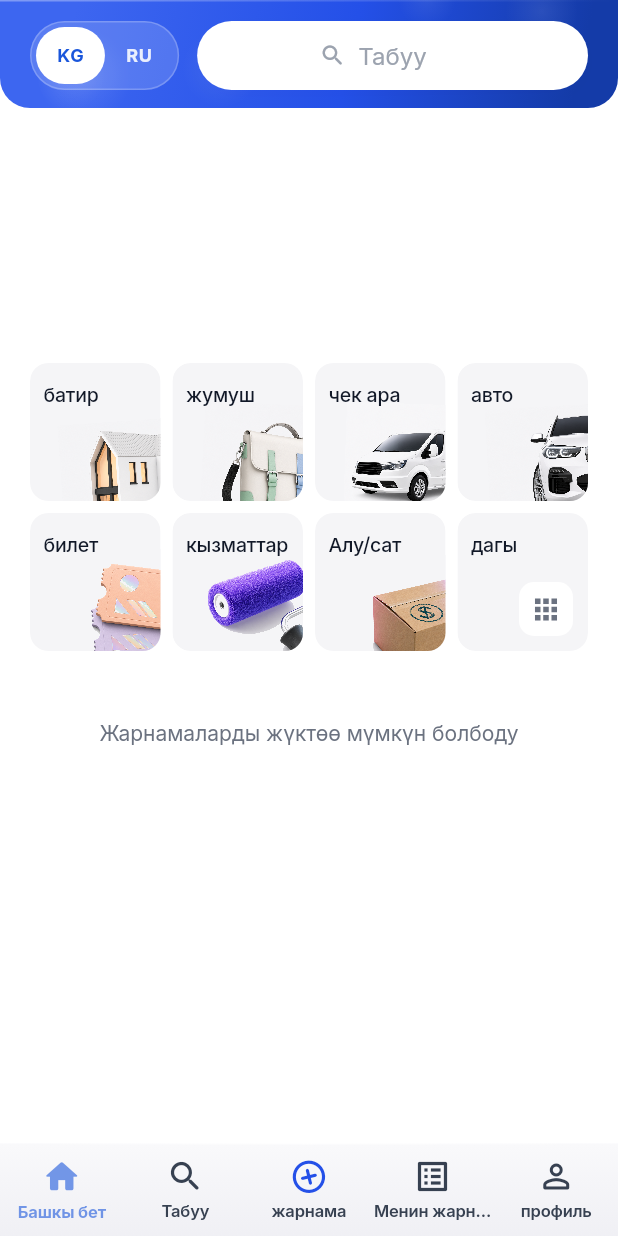
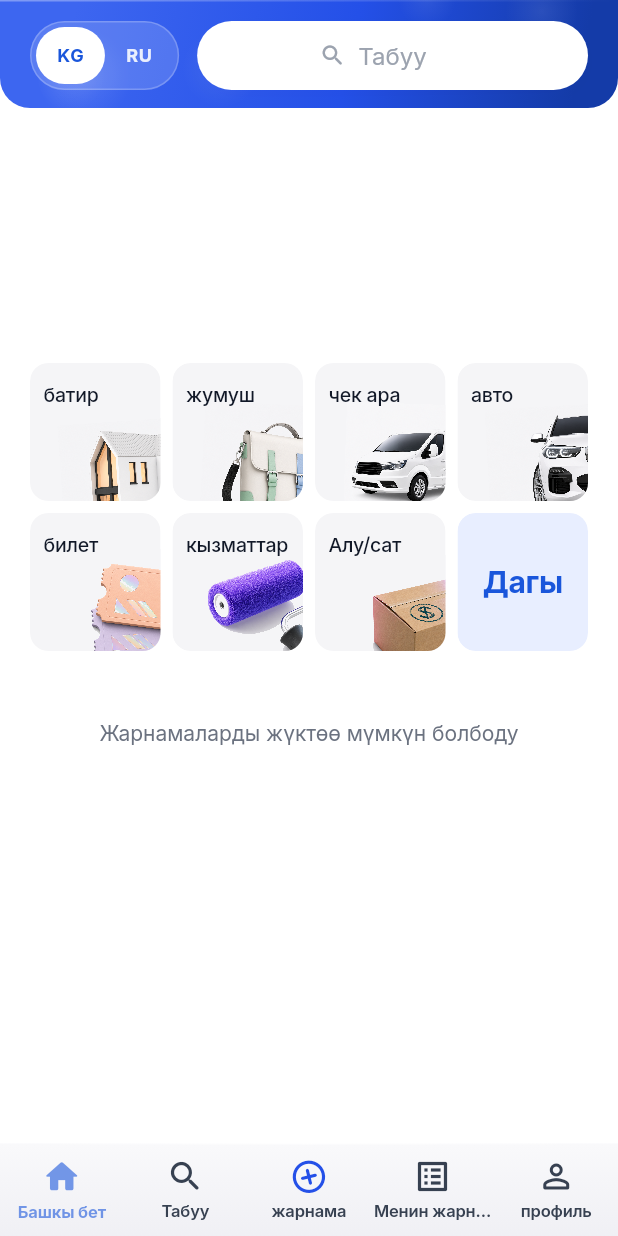
Before and after one commit to suyun46kg-boop/appekb, a Flutter app: the NavBarPage screen opened by its route, after a tap on "KG", on a phone screen of 412 x 824 dp. Run offline on Flutter 3.47's test engine with Material 3 defaults, Android fonts, the phone set to English and light mode, and no system bars; our stand-ins replace auto_size_text, cached_network_image, easy_debounce, equatable, file_picker, firebase_core and 18 more; missing offline and left inert: json_path, mime_type; accounts and stored records are empty; network calls fail.

Commit message:
Restyle the More category tile with soft blue and centered label.
Co-authored-by: Cursor <cursoragent@cursor.com>

```diff
--- a/lib/dbdd/dbdd_widget.dart
+++ b/lib/dbdd/dbdd_widget.dart
@@ -529,52 +529,34 @@ class _DbddWidgetState extends State<DbddWidget> {
   }
 
   Widget _moreCategoryTile(BuildContext context) {
-    const tileBg = Color(0xFFF5F5F7);
+    const softBlue = Color(0xFFE8EEFF);
     final radius = BorderRadius.circular(12);
     return ClipRRect(
       borderRadius: radius,
       child: Material(
-        color: tileBg,
+        color: softBlue,
         borderRadius: radius,
         child: InkWell(
           onTap: () => _openCategoriesSheet(context),
           borderRadius: radius,
-          splashColor: Colors.black.withValues(alpha: 0.06),
-          highlightColor: const Color(0xFFEDEBE9),
+          splashColor: _blue.withValues(alpha: 0.10),
+          highlightColor: _blue.withValues(alpha: 0.06),
           child: SizedBox(
             height: 92,
-            child: Stack(
-              children: [
-                Positioned(
-                  right: 10,
-                  bottom: 10,
-                  child: Container(
-                    width: 36,
-                    height: 36,
-                    decoration: BoxDecoration(
-                      color: Colors.white,
-                      borderRadius: BorderRadius.circular(10),
-                    ),
-                    child: const Icon(
-                      Icons.apps_rounded,
-                      size: 22,
-                      color: EkbTypography.textSecondary,
-                    ),
-                  ),
+            width: double.infinity,
+            child: Center(
+              child: Text(
+                FFLocalizations.of(context).getText('dbddmore'),
+                textAlign: TextAlign.center,
+                maxLines: 1,
+                overflow: TextOverflow.ellipsis,
+                style: EkbTypography.inter(
+                  fontSize: 20,
+                  fontWeight: FontWeight.w700,
+                  color: _blue,
+                  letterSpacing: -0.2,
                 ),
-                Positioned(
-                  left: 9,
-                  top: 12,
-                  right: 8,
-                  child: Text(
-                    FFLocalizations.of(context).getText('dbddmore'),
-                    textAlign: TextAlign.left,
-                    maxLines: 2,
-                    overflow: TextOverflow.ellipsis,
-                    style: EkbTypography.category,
-                  ),
-                ),
-              ],
+              ),
             ),
           ),
         ),
--- a/lib/flutter_flow/internationalization.dart
+++ b/lib/flutter_flow/internationalization.dart
@@ -786,8 +786,8 @@ final kTranslationsMap = <Map<String, Map<String, String>>>[
       'ky': 'Категориялар',
     },
     'dbddmore': {
-      'ru': 'ещё',
-      'ky': 'дагы',
+      'ru': 'Ещё',
+      'ky': 'Дагы',
     },
     'cukp48gd': {
       'ru': 'квартира',
```
